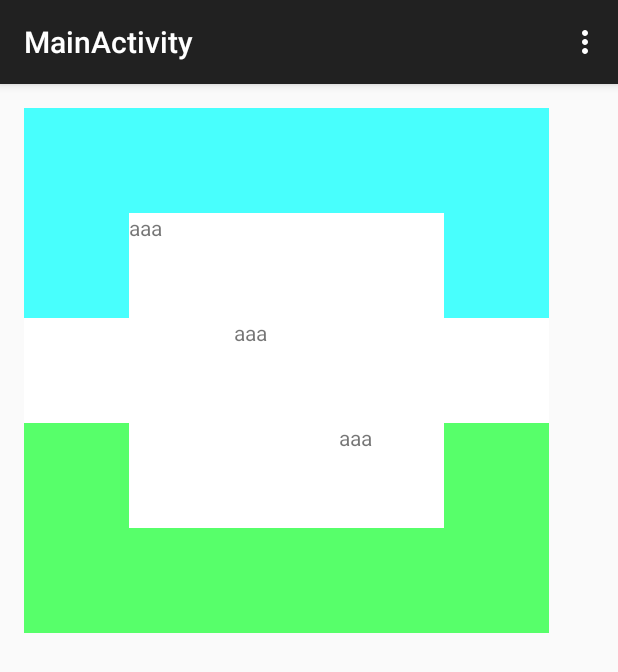
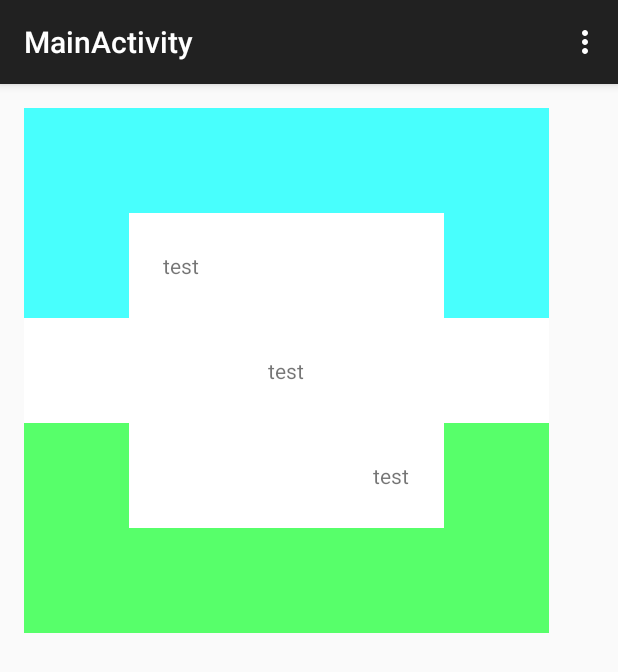
Before and after one commit to cohalz/Entropy, an Android app: the MainActivity screen opened directly, with no data from a screen before it, after a tap on an icon or button, on a phone screen of 412 x 824 dp. Shown: the top 672 px of the screen. Run offline under Robolectric (Android 15) with nearby library versions, the phone set to English and light mode, and no system bars.

Commit message:
なんかバグってるけど

```diff
--- a/app/src/main/java/com/example/cohalz/entropy/MainActivity.java
+++ b/app/src/main/java/com/example/cohalz/entropy/MainActivity.java
@@ -55,6 +55,31 @@ public class MainActivity extends ActionBarActivity {
   }
   public void onClick(View v) {
 
+    view [0][0] = (TextView)findViewById(R.id.textView0);
+    view [0][1] = (TextView)findViewById(R.id.textView1);
+    view [0][2] = (TextView)findViewById(R.id.textView2);
+    view [0][3] = (TextView)findViewById(R.id.textView3);
+    view [0][4] = (TextView)findViewById(R.id.textView4);
+    view [1][0] = (TextView)findViewById(R.id.textView5);
+    view [1][1] = (TextView)findViewById(R.id.textView6);
+    view [1][2] = (TextView)findViewById(R.id.textView7);
+    view [1][3] = (TextView)findViewById(R.id.textView8);
+    view [1][4] = (TextView)findViewById(R.id.textView9);
+    view [2][0] = (TextView)findViewById(R.id.textView10);
+    view [2][1] = (TextView)findViewById(R.id.textView11);
+    view [2][2] = (TextView)findViewById(R.id.textView12);
+    view [2][3] = (TextView)findViewById(R.id.textView13);
+    view [2][4] = (TextView)findViewById(R.id.textView14);
+    view [3][1] = (TextView)findViewById(R.id.textView15);
+    view [3][1] = (TextView)findViewById(R.id.textView16);
+    view [3][2] = (TextView)findViewById(R.id.textView17);
+    view [3][3] = (TextView)findViewById(R.id.textView18);
+    view [3][4] = (TextView)findViewById(R.id.textView19);
+    view [4][0] = (TextView)findViewById(R.id.textView20);
+    view [4][1] = (TextView)findViewById(R.id.textView21);
+    view [4][2] = (TextView)findViewById(R.id.textView22);
+    view [4][3] = (TextView)findViewById(R.id.textView23);
+    view [4][4] = (TextView)findViewById(R.id.textView24);
     ps[0] = "#ff48fffd";
     ps[1] = "#ff57ff6a";
     for (int y = 0; y < 5; y++) {
@@ -67,22 +92,22 @@ public class MainActivity extends ActionBarActivity {
             flag = 1;
             int i = 1;
             while (y - i >= 0 & x - i >= 0 && ((ColorDrawable) view[y - i][x - i].getBackground()).getColor() == Color.parseColor(white)) {
-              view[y - i][x - i].setText("aaa");
+              view[y - i][x - i].setText("test");
               i++;
             }
             i = 1;
             while (y + i < 5 && x + i < 5 && ((ColorDrawable) view[y + i][x + i].getBackground()).getColor() == Color.parseColor(white)) {
-              view[y + i][x + i].setText("aaa");
+              view[y + i][x + i].setText("test");
               i++;
             }
             i = 1;
             while (y - i >= 0 && x + i < 5 && ((ColorDrawable) view[y - i][x + i].getBackground()).getColor() == Color.parseColor(white)) {
-              view[y - i][x + i].setText("aaa");
+              view[y - i][x + i].setText("test");
               i++;
             }
             i = 1;
             while (y + i < 5 && x - i >= 0 && ((ColorDrawable) view[y + i][x - i].getBackground()).getColor() == Color.parseColor(white)) {
-              view[y + i][x - i].setText("aaa");
+              view[y + i][x - i].setText("test");
               i++;
             }
             pastx = x;
@@ -92,9 +117,28 @@ public class MainActivity extends ActionBarActivity {
             flag = 0;
             view[pasty][pasty].setBackgroundColor(Color.parseColor(white));
             view[y][x].setBackgroundColor(Color.parseColor(ps[ban]));
-            view[y][x].setText("aaaa");
+            view[y][x].setText("");
             ban = (ban + 1) % 2;
-
+              int i = 1;
+            while (pasty - i >= 0 & pastx - i >= 0) {
+                  view[pasty - i][pastx - i].setText("");
+                  i++;
+              }
+              i = 1;
+              while (pasty + i < 5 && pastx + i < 5){
+                  view[pasty + i][pastx + i].setText("");
+                  i++;
+              }
+              i = 1;
+              while (pasty - i >= 0 && pastx + i < 5){
+                  view[pasty - i][pastx + i].setText("");
+                  i++;
+              }
+              i = 1;
+              while (pasty + i < 5 && pastx - i >= 0){
+                  view[pasty + i][pastx - i].setText("");
+                  i++;
+              }
           }
         }
       }
--- a/app/src/main/res/layout/activity_main.xml
+++ b/app/src/main/res/layout/activity_main.xml
@@ -22,7 +22,8 @@
                 android:layout_height="fill_parent"
                 android:id="@+id/textView0"
                 android:background="#ff48fffd"
-                android:onClick="onClick" />
+                android:onClick="onClick"
+                android:gravity="center" />
 
             <TextView
                 android:layout_width="70dp"
@@ -30,7 +31,8 @@
                 android:id="@+id/textView1"
                 android:background="#ff48fffd"
                 android:clickable="true"
-                android:onClick="onClick" />
+                android:onClick="onClick"
+                android:gravity="center" />
 
             <TextView
                 android:layout_width="70dp"
@@ -38,7 +40,8 @@
                 android:id="@+id/textView2"
                 android:background="#ff48fffd"
                 android:clickable="true"
-                android:onClick="onClick" />
+                android:onClick="onClick"
+                android:gravity="center" />
 
             <TextView
                 android:layout_width="70dp"
@@ -46,7 +49,8 @@
                 android:id="@+id/textView3"
                 android:background="#ff48fffd"
                 android:clickable="true"
-                android:onClick="onClick" />
+                android:onClick="onClick"
+                android:gravity="center" />
 
             <TextView
                 android:layout_width="70dp"
@@ -54,7 +58,8 @@
                 android:id="@+id/textView4"
                 android:background="#ff48fffd"
                 android:clickable="true"
-                android:onClick="onClick" />
+                android:onClick="onClick"
+                android:gravity="center" />
         </LinearLayout>
 
         <LinearLayout
@@ -68,7 +73,8 @@
                 android:id="@+id/textView5"
                 android:background="#ff48fffd"
                 android:clickable="true"
-                android:onClick="onClick" />
+                android:onClick="onClick"
+                android:gravity="center" />
 
             <TextView
                 android:layout_width="70dp"
@@ -76,7 +82,8 @@
                 android:id="@+id/textView6"
                 android:background="#ffffff"
                 android:clickable="true"
-                android:onClick="onClick" />
+                android:onClick="onClick"
+                android:gravity="center" />
 
             <TextView
                 android:layout_width="70dp"
@@ -84,7 +91,8 @@
                 android:id="@+id/textView7"
                 android:background="#ffffff"
                 android:clickable="true"
-                android:onClick="onClick" />
+                android:onClick="onClick"
+                android:gravity="center" />
 
             <TextView
                 android:layout_width="70dp"
@@ -92,7 +100,8 @@
                 android:id="@+id/textView8"
                 android:background="#ffffff"
                 android:clickable="true"
-                android:onClick="onClick" />
+                android:onClick="onClick"
+                android:gravity="center" />
 
             <TextView
                 android:layout_width="70dp"
@@ -100,7 +109,8 @@
                 android:id="@+id/textView9"
                 android:background="#ff48fffd"
                 android:clickable="true"
-                android:onClick="onClick" />
+                android:onClick="onClick"
+                android:gravity="center" />
 
         </LinearLayout>
 
@@ -115,7 +125,8 @@
                 android:id="@+id/textView10"
                 android:background="#ffffff"
                 android:clickable="true"
-                android:onClick="onClick" />
+                android:onClick="onClick"
+                android:gravity="center" />
 
             <TextView
                 android:layout_width="70dp"
@@ -123,7 +134,8 @@
                 android:id="@+id/textView11"
                 android:background="#ffffff"
                 android:clickable="true"
-                android:onClick="onClick" />
+                android:onClick="onClick"
+                android:gravity="center" />
 
             <TextView
                 android:layout_width="70dp"
@@ -131,7 +143,8 @@
                 android:id="@+id/textView12"
                 android:background="#ffffff"
                 android:clickable="true"
-                android:onClick="onClick" />
+                android:onClick="onClick"
+                android:gravity="center" />
 
             <TextView
                 android:layout_width="70dp"
@@ -139,7 +152,8 @@
                 android:id="@+id/textView13"
                 android:background="#ffffff"
                 android:clickable="true"
-                android:onClick="onClick" />
+                android:onClick="onClick"
+                android:gravity="center" />
 
             <TextView
                 android:layout_width="70dp"
@@ -147,7 +161,8 @@
                 android:id="@+id/textView14"
                 android:background="#ffffff"
                 android:clickable="true"
-                android:onClick="onClick" />
+                android:onClick="onClick"
+                android:gravity="center" />
         </LinearLayout>
 
         <LinearLayout
@@ -161,7 +176,8 @@
                 android:id="@+id/textView15"
                 android:background="#ff57ff6a"
                 android:clickable="true"
-                android:onClick="onClick" />
+                android:onClick="onClick"
+                android:gravity="center" />
 
             <TextView
                 android:layout_width="70dp"
@@ -169,7 +185,8 @@
                 android:id="@+id/textView16"
                 android:background="#ffffff"
                 android:clickable="true"
-                android:onClick="onClick" />
+                android:onClick="onClick"
+                android:gravity="center" />
 
             <TextView
                 android:layout_width="70dp"
@@ -177,7 +194,8 @@
                 android:id="@+id/textView17"
                 android:background="#ffffff"
                 android:clickable="true"
-                android:onClick="onClick" />
+                android:onClick="onClick"
+                android:gravity="center" />
 
             <TextView
                 android:layout_width="70dp"
@@ -185,7 +203,8 @@
                 android:id="@+id/textView18"
                 android:background="#ffffff"
                 android:clickable="true"
-                android:onClick="onClick" />
+                android:onClick="onClick"
+                android:gravity="center" />
 
             <TextView
                 android:layout_width="70dp"
@@ -193,7 +212,8 @@
                 android:id="@+id/textView19"
                 android:background="#ff57ff6a"
                 android:clickable="true"
-                android:onClick="onClick" />
+                android:onClick="onClick"
+                android:gravity="center" />
         </LinearLayout>
 
         <LinearLayout
@@ -207,7 +227,8 @@
                 android:id="@+id/textView20"
                 android:background="#ff57ff6a"
                 android:clickable="true"
-                android:onClick="onClick" />
+                android:onClick="onClick"
+                android:gravity="center" />
 
             <TextView
                 android:layout_width="70dp"
@@ -215,7 +236,8 @@
                 android:id="@+id/textView21"
                 android:background="#ff57ff6a"
                 android:clickable="true"
-                android:onClick="onClick" />
+                android:onClick="onClick"
+                android:gravity="center" />
 
             <TextView
                 android:layout_width="70dp"
@@ -223,7 +245,8 @@
                 android:id="@+id/textView22"
                 android:background="#ff57ff6a"
                 android:clickable="true"
-                android:onClick="onClick" />
+                android:onClick="onClick"
+                android:gravity="center" />
 
             <TextView
                 android:layout_width="70dp"
@@ -231,7 +254,8 @@
                 android:id="@+id/textView23"
                 android:background="#ff57ff6a"
                 android:clickable="true"
-                android:onClick="onClick" />
+                android:onClick="onClick"
+                android:gravity="center" />
 
             <TextView
                 android:layout_width="70dp"
@@ -239,7 +263,8 @@
                 android:id="@+id/textView24"
                 android:background="#ff57ff6a"
                 android:clickable="true"
-                android:onClick="onClick" />
+                android:onClick="onClick"
+                android:gravity="center" />
         </LinearLayout>
     </LinearLayout>
 
```
